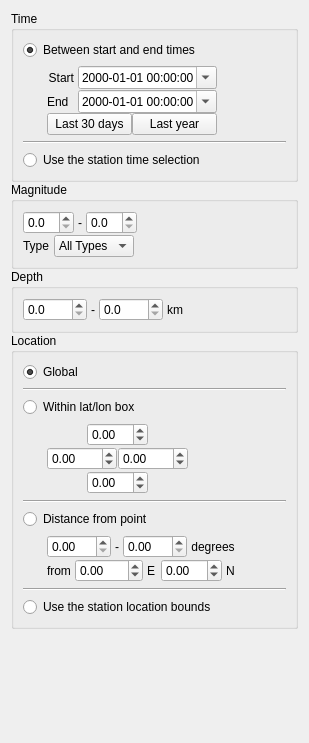
This is pyweed/gui/uic/EventOptionsWidget.ui in iris-edu/pyweed as Qt 5 draws it before an edit. The edited form follows.
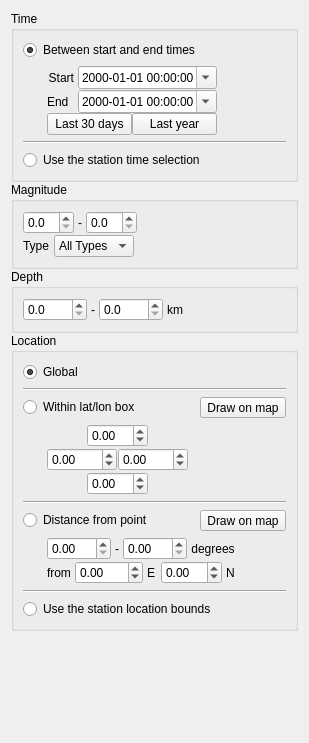
This is the edited form.

The edit to the form file:
```diff
--- a/pyweed/gui/uic/EventOptionsWidget.ui
+++ b/pyweed/gui/uic/EventOptionsWidget.ui
@@ -423,6 +423,11 @@
        </widget>
       </item>
       <item>
+       <layout class="QHBoxLayout" name="horizontalLayout_4">
+        <property name="spacing">
+         <number>0</number>
+        </property>
+        <item>
        <widget class="QRadioButton" name="locationRangeRadioButton">
         <property name="text">
          <string>Within lat/lon box</string>
@@ -433,6 +438,31 @@
        </widget>
       </item>
       <item>
+         <spacer name="horizontalSpacer_18">
+          <property name="orientation">
+           <enum>Qt::Horizontal</enum>
+          </property>
+          <property name="sizeHint" stdset="0">
+           <size>
+            <width>0</width>
+            <height>0</height>
+           </size>
+          </property>
+         </spacer>
+        </item>
+        <item>
+         <widget class="QToolButton" name="drawLocationRangeToolButton">
+          <property name="text">
+           <string>Draw on map</string>
+          </property>
+          <property name="checkable">
+           <bool>true</bool>
+          </property>
+         </widget>
+        </item>
+       </layout>
+      </item>
+      <item>
        <layout class="QHBoxLayout" name="locationRangeLayout" stretch="0,1">
         <property name="spacing">
          <number>0</number>
@@ -577,6 +607,11 @@
        </widget>
       </item>
       <item>
+       <layout class="QHBoxLayout" name="horizontalLayout_5">
+        <property name="spacing">
+         <number>0</number>
+        </property>
+        <item>
        <widget class="QRadioButton" name="locationDistanceFromPointRadioButton">
         <property name="enabled">
          <bool>true</bool>
@@ -585,6 +620,31 @@
          <string>Distance from point</string>
         </property>
        </widget>
+        </item>
+        <item>
+         <spacer name="horizontalSpacer_19">
+          <property name="orientation">
+           <enum>Qt::Horizontal</enum>
+          </property>
+          <property name="sizeHint" stdset="0">
+           <size>
+            <width>0</width>
+            <height>0</height>
+           </size>
+          </property>
+         </spacer>
+        </item>
+        <item>
+         <widget class="QToolButton" name="drawDistanceFromPointToolButton">
+          <property name="text">
+           <string>Draw on map</string>
+          </property>
+          <property name="checkable">
+           <bool>true</bool>
+          </property>
+         </widget>
+        </item>
+       </layout>
       </item>
       <item>
        <layout class="QHBoxLayout" name="locationDistanceFromPointLayout" stretch="0,1">
```
Lines whose indentation alone changed are shown as unchanged.
